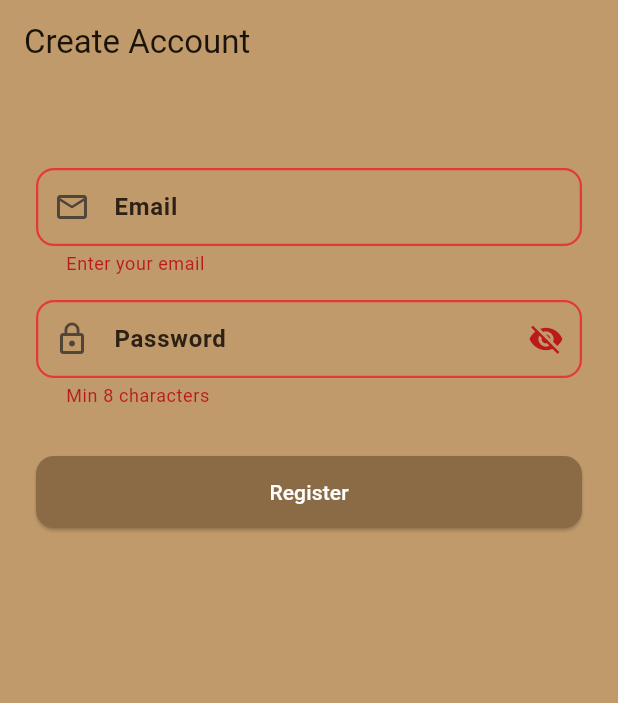
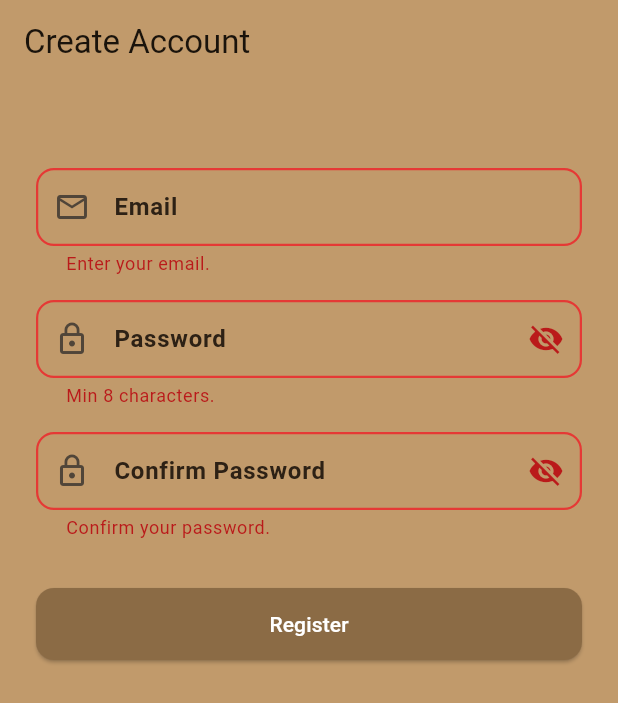
Before and after one commit to MustafaElayyan/Roommater, a Flutter app: the LoginScreen screen opened by its route, after a tap on "Sign In", after a tap on "Don't have account? Register", after a tap on "Register", on a phone screen of 412 x 824 dp. Shown: the top 703 px of the screen. Run offline on Flutter 3.47's test engine with Material 3 defaults, Android fonts, the phone set to English and light mode, and no system bars; our stand-ins replace cloud_firestore, firebase_auth, firebase_core, firebase_storage, flutter_riverpod, go_router; accounts and stored records are empty.

Commit message:
feat(auth): forgot-password flow, route guards, error-code mapping, improved validation
Co-authored-by: MustafaElayyan <165664089+MustafaElayyan@users.noreply.github.com>

```diff
--- a/lib/app/router/app_routes.dart
+++ b/lib/app/router/app_routes.dart
@@ -7,6 +7,7 @@ abstract final class AppRoutes {
   static const String authChoice = '/auth-choice';
   static const String login = '/login';
   static const String register = '/register';
+  static const String forgotPassword = '/forgot-password';
 
   // --- Onboarding ---
   static const String onboarding = '/onboarding';
--- a/lib/features/auth/domain/repositories/auth_repository.dart
+++ b/lib/features/auth/domain/repositories/auth_repository.dart
@@ -23,6 +23,12 @@ abstract interface class AuthRepository {
   /// Signs out the current user.
   Future<void> signOut();
 
+  /// Sends a password-reset email to [email].
+  ///
+  /// Completes normally even if no account exists for that address to prevent
+  /// account enumeration.
+  Future<void> sendPasswordResetEmail({required String email});
+
   /// Emits the currently authenticated user, or `null` when signed out.
   Stream<UserEntity?> get authStateChanges;
 }
--- a/lib/features/auth/presentation/screens/login_screen.dart
+++ b/lib/features/auth/presentation/screens/login_screen.dart
@@ -3,6 +3,7 @@ import 'package:flutter_riverpod/flutter_riverpod.dart';
 import 'package:go_router/go_router.dart';
 
 import '../../../../app/router/app_routes.dart';
+import '../../../../core/utils/app_utils.dart';
 import '../../../../shared/widgets/app_button.dart';
 import '../controllers/auth_controller.dart';
 import '../widgets/auth_form_field.dart';
@@ -38,7 +39,10 @@ class _LoginScreenState extends ConsumerState<LoginScreen> {
     final authState = ref.read(authControllerProvider);
     authState.whenOrNull(
       error: (e, _) => ScaffoldMessenger.of(context).showSnackBar(
-        SnackBar(content: Text(e.toString())),
+        SnackBar(
+          content: Text(e.toString()),
+          backgroundColor: Theme.of(context).colorScheme.error,
+        ),
       ),
       data: (_) => context.go(AppRoutes.home),
     );
@@ -64,8 +68,13 @@ class _LoginScreenState extends ConsumerState<LoginScreen> {
                 controller: _emailController,
                 keyboardType: TextInputType.emailAddress,
                 prefixIcon: const Icon(Icons.email_outlined),
-                validator: (v) =>
-                    (v == null || v.isEmpty) ? 'Enter your email' : null,
+                validator: (v) {
+                  if (v == null || v.trim().isEmpty) return 'Enter your email.';
+                  if (!AppUtils.isValidEmail(v.trim())) {
+                    return 'Enter a valid email address.';
+                  }
+                  return null;
+                },
               ),
               const SizedBox(height: 16),
               AuthFormField(
@@ -74,18 +83,12 @@ class _LoginScreenState extends ConsumerState<LoginScreen> {
                 obscureText: true,
                 prefixIcon: const Icon(Icons.lock_outline),
                 validator: (v) =>
-                    (v == null || v.length < 8) ? 'Min 8 characters' : null,
+                    (v == null || v.length < 8) ? 'Min 8 characters.' : null,
               ),
               Align(
                 alignment: Alignment.centerRight,
                 child: TextButton(
-                  onPressed: () => ScaffoldMessenger.of(context).showSnackBar(
-                    const SnackBar(
-                      content: Text(
-                        'Password reset is not available yet.',
-                      ),
-                    ),
-                  ),
+                  onPressed: () => context.push(AppRoutes.forgotPassword),
                   style: TextButton.styleFrom(
                     foregroundColor: _actionTextColor,
                     minimumSize: const Size(120, 48),
--- a/lib/features/auth/presentation/screens/register_screen.dart
+++ b/lib/features/auth/presentation/screens/register_screen.dart
@@ -3,6 +3,7 @@ import 'package:flutter_riverpod/flutter_riverpod.dart';
 import 'package:go_router/go_router.dart';
 
 import '../../../../app/router/app_routes.dart';
+import '../../../../core/utils/app_utils.dart';
 import '../../../../shared/widgets/app_button.dart';
 import '../controllers/auth_controller.dart';
 import '../widgets/auth_form_field.dart';
@@ -19,11 +20,28 @@ class _RegisterScreenState extends ConsumerState<RegisterScreen> {
   final _formKey = GlobalKey<FormState>();
   final _emailController = TextEditingController();
   final _passwordController = TextEditingController();
+  final _confirmPasswordController = TextEditingController();
+
+  @override
+  void initState() {
+    super.initState();
+    // Re-validate the confirm-password field whenever the password changes so
+    // the "Passwords do not match" error clears / appears in real time.
+    _passwordController.addListener(_revalidateConfirmPassword);
+  }
+
+  void _revalidateConfirmPassword() {
+    if (_confirmPasswordController.text.isNotEmpty) {
+      _formKey.currentState?.validate();
+    }
+  }
 
   @override
   void dispose() {
+    _passwordController.removeListener(_revalidateConfirmPassword);
     _emailController.dispose();
     _passwordController.dispose();
+    _confirmPasswordController.dispose();
     super.dispose();
   }
 
@@ -37,7 +55,10 @@ class _RegisterScreenState extends ConsumerState<RegisterScreen> {
     final authState = ref.read(authControllerProvider);
     authState.whenOrNull(
       error: (e, _) => ScaffoldMessenger.of(context).showSnackBar(
-        SnackBar(content: Text(e.toString())),
+        SnackBar(
+          content: Text(e.toString()),
+          backgroundColor: Theme.of(context).colorScheme.error,
+        ),
       ),
       data: (_) => context.go(AppRoutes.home),
     );
@@ -62,8 +83,13 @@ class _RegisterScreenState extends ConsumerState<RegisterScreen> {
                 controller: _emailController,
                 keyboardType: TextInputType.emailAddress,
                 prefixIcon: const Icon(Icons.email_outlined),
-                validator: (v) =>
-                    (v == null || v.isEmpty) ? 'Enter your email' : null,
+                validator: (v) {
+                  if (v == null || v.trim().isEmpty) return 'Enter your email.';
+                  if (!AppUtils.isValidEmail(v.trim())) {
+                    return 'Enter a valid email address.';
+                  }
+                  return null;
+                },
               ),
               const SizedBox(height: 16),
               AuthFormField(
@@ -72,7 +98,21 @@ class _RegisterScreenState extends ConsumerState<RegisterScreen> {
                 obscureText: true,
                 prefixIcon: const Icon(Icons.lock_outline),
                 validator: (v) =>
-                    (v == null || v.length < 8) ? 'Min 8 characters' : null,
+                    (v == null || v.length < 8) ? 'Min 8 characters.' : null,
+              ),
+              const SizedBox(height: 16),
+              AuthFormField(
+                label: 'Confirm Password',
+                controller: _confirmPasswordController,
+                obscureText: true,
+                prefixIcon: const Icon(Icons.lock_outline),
+                validator: (v) {
+                  if (v == null || v.isEmpty) return 'Confirm your password.';
+                  if (v != _passwordController.text) {
+                    return 'Passwords do not match.';
+                  }
+                  return null;
+                },
               ),
               const SizedBox(height: 32),
               AppButton(
```
Also changed, not shown: lib/app/router/app_router.dart (+75 -7 lines), lib/features/auth/data/datasources/auth_remote_datasource.dart (+41 -3 lines), lib/features/auth/data/repositories/auth_repository_impl.dart (+9 -0 lines), lib/features/auth/domain/usecases/forgot_password_usecase.dart (added, +11 -0 lines), lib/features/auth/presentation/controllers/auth_controller.dart (+15 -1 lines), lib/features/auth/presentation/screens/forgot_password_screen.dart (added, +129 -0 lines), 4 other files.
